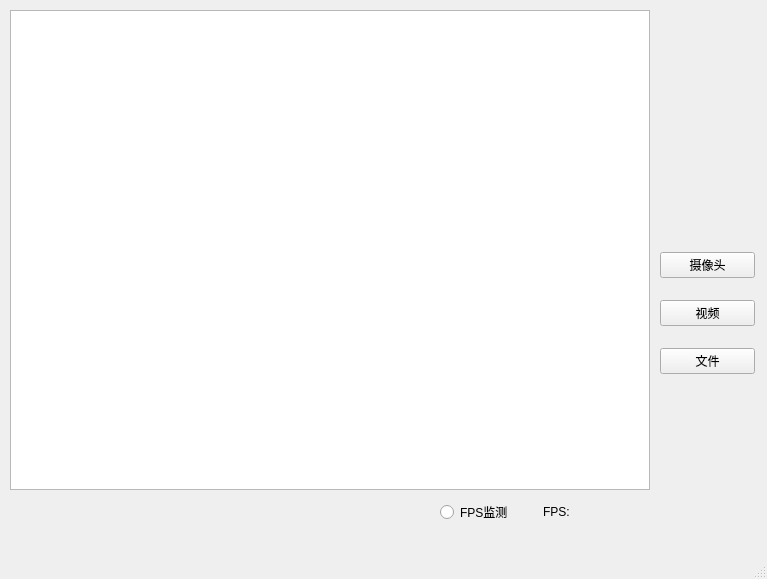
First picture: the form in trafficSystem.ui, repository qhc99/FinalThesisProject, before the edit.
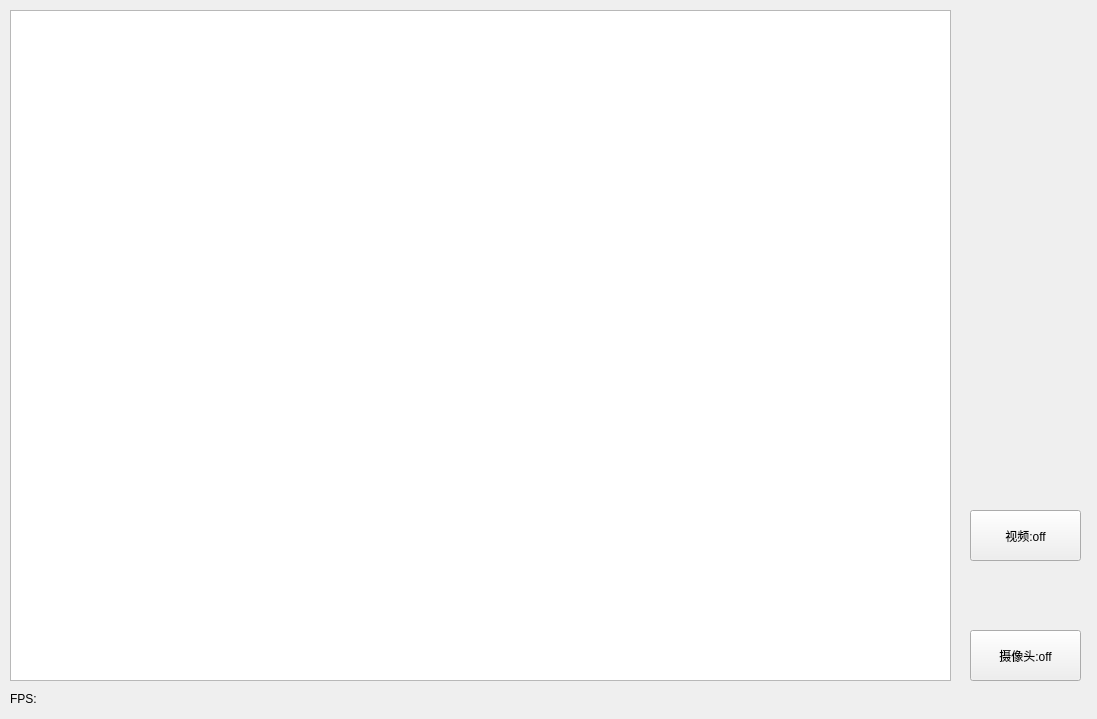
Second picture: the form after the edit.

Commit message: improve FPS show

What changed in the file:
```diff
--- a/trafficSystem.ui
+++ b/trafficSystem.ui
@@ -6,8 +6,8 @@
    <rect>
     <x>0</x>
     <y>0</y>
-    <width>767</width>
-    <height>579</height>
+    <width>1097</width>
+    <height>719</height>
    </rect>
   </property>
   <property name="sizePolicy">
@@ -25,87 +25,90 @@
      <rect>
       <x>10</x>
       <y>10</y>
-      <width>640</width>
-      <height>480</height>
+      <width>941</width>
+      <height>671</height>
      </rect>
     </property>
+    <property name="autoFillBackground">
+     <bool>false</bool>
+    </property>
+    <property name="frameShadow">
+     <enum>QFrame::Plain</enum>
+    </property>
+    <property name="backgroundBrush">
+     <brush brushstyle="NoBrush">
+      <color alpha="0">
+       <red>0</red>
+       <green>0</green>
+       <blue>0</blue>
+      </color>
+     </brush>
+    </property>
+    <property name="foregroundBrush">
+     <brush brushstyle="NoBrush">
+      <color alpha="0">
+       <red>0</red>
+       <green>0</green>
+       <blue>0</blue>
+      </color>
+     </brush>
+    </property>
    </widget>
-   <widget class="QWidget" name="">
+   <widget class="QLabel" name="label">
     <property name="geometry">
      <rect>
-      <x>660</x>
-      <y>250</y>
-      <width>95</width>
-      <height>126</height>
+      <x>10</x>
+      <y>10</y>
+      <width>361</width>
+      <height>301</height>
      </rect>
     </property>
-    <layout class="QVBoxLayout" name="verticalLayout">
-     <property name="spacing">
-      <number>20</number>
-     </property>
-     <item>
-      <widget class="QPushButton" name="CameraButton">
-       <property name="text">
-        <string>摄像头</string>
-       </property>
-      </widget>
-     </item>
-     <item>
-      <widget class="QPushButton" name="VideoButtion">
-       <property name="text">
-        <string>视频</string>
-       </property>
-      </widget>
-     </item>
-     <item>
-      <widget class="QPushButton" name="FileButton">
-       <property name="text">
-        <string>文件</string>
-       </property>
-      </widget>
-     </item>
-    </layout>
+    <property name="text">
+     <string/>
+    </property>
+    <property name="buddy">
+     <cstring>label</cstring>
+    </property>
    </widget>
-   <widget class="QWidget" name="">
+   <widget class="QLabel" name="FPSTextLabel">
     <property name="geometry">
      <rect>
-      <x>440</x>
-      <y>500</y>
-      <width>158</width>
-      <height>24</height>
+      <x>10</x>
+      <y>690</y>
+      <width>36</width>
+      <height>18</height>
      </rect>
     </property>
-    <layout class="QHBoxLayout" name="horizontalLayout">
-     <property name="spacing">
-      <number>30</number>
-     </property>
-     <item>
-      <widget class="QRadioButton" name="FPSSwitch">
-       <property name="text">
-        <string>FPS监测</string>
-       </property>
-      </widget>
-     </item>
-     <item>
-      <widget class="QLabel" name="FPSTextLabel">
-       <property name="text">
-        <string>FPS:</string>
-       </property>
-      </widget>
-     </item>
-    </layout>
+    <property name="text">
+     <string>FPS:</string>
+    </property>
    </widget>
-  </widget>
-  <widget class="QStatusBar" name="statusbar"/>
-  <widget class="QMenuBar" name="menubar">
-   <property name="geometry">
-    <rect>
-     <x>0</x>
-     <y>0</y>
-     <width>767</width>
-     <height>26</height>
-    </rect>
-   </property>
+   <widget class="QPushButton" name="VideoButtion">
+    <property name="geometry">
+     <rect>
+      <x>970</x>
+      <y>510</y>
+      <width>111</width>
+      <height>51</height>
+     </rect>
+    </property>
+    <property name="text">
+     <string>视频:off</string>
+    </property>
+   </widget>
+   <widget class="QPushButton" name="CameraButton">
+    <property name="geometry">
+     <rect>
+      <x>970</x>
+      <y>630</y>
+      <width>111</width>
+      <height>51</height>
+     </rect>
+    </property>
+    <property name="text">
+     <string>摄像头:off</string>
+    </property>
+   </widget>
   </widget>
  </widget>
  <resources/>
```
The commit also changes 1 other file.
